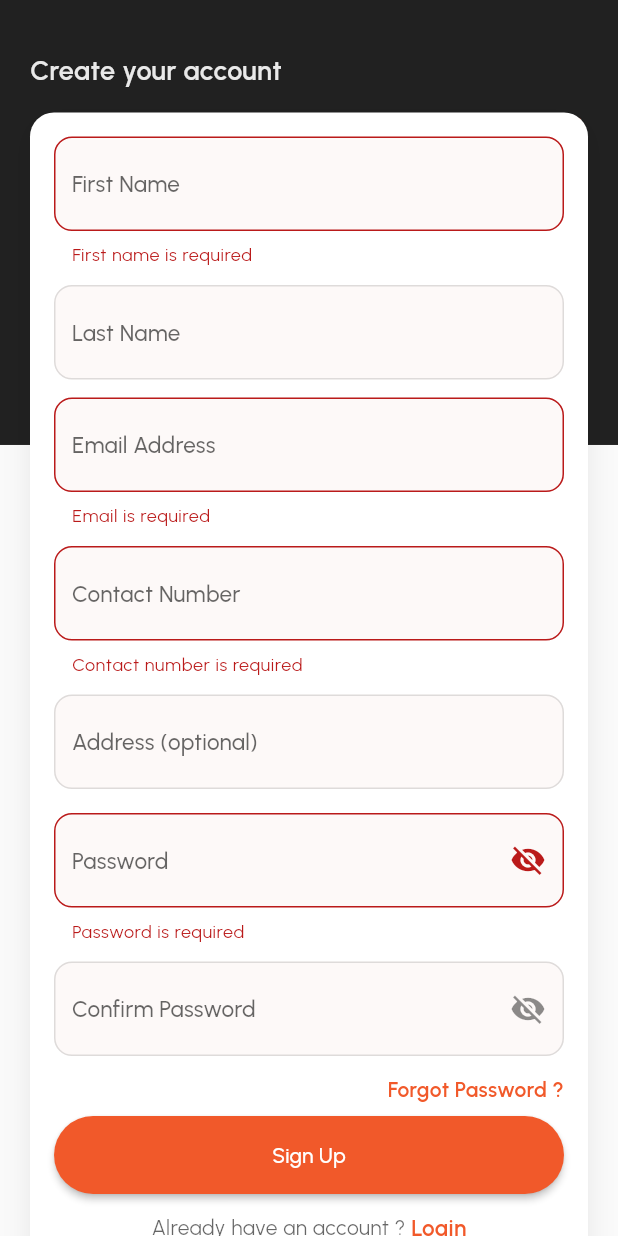
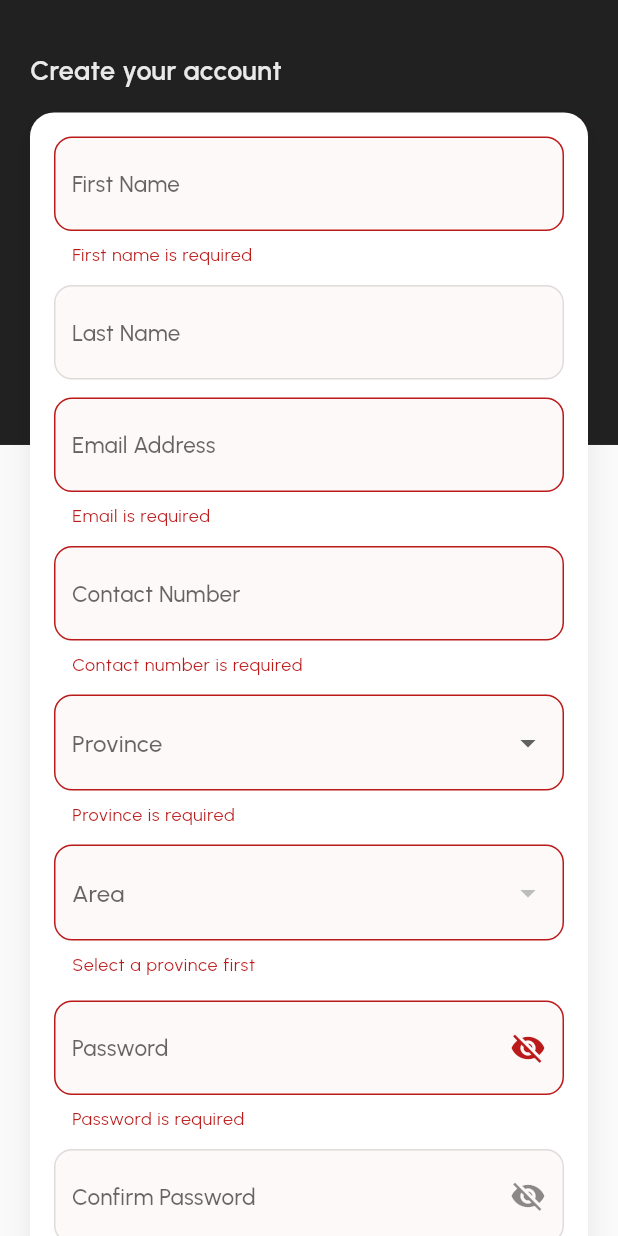
Before and after one commit to cosammalaika/FixitZed-App, a Flutter app: the SignUpScreen screen opened by its route, after a tap on "Sign Up", on a phone screen of 412 x 824 dp. Run offline on Flutter 3.47's test engine with Material 3 defaults, Android fonts, the phone set to English and light mode, and no system bars; our stand-ins replace file_picker, flutter_local_notifications, flutter_riverpod, geocoding, geolocator, google_fonts and 3 more; accounts and stored records are empty; network calls fail.

Commit message:
prod version changes provinces

```diff
--- /dev/null
+++ b/lib/data/province_districts.dart
@@ -0,0 +1,245 @@
+class ProvinceData {
+  ProvinceData._();
+
+  static final Map<String, List<String>> _fallback = {
+    'Central': [
+      'Kabwe',
+      'Kapiri Mposhi',
+      'Mkushi',
+      'Serenje',
+      'Mumbwa',
+      'Chibombo',
+      'Chisamba',
+      'Ngabwe',
+      'Itezhi-Tezhi (bordering)',
+      'Mulungushi',
+      'Namalundu',
+      'Nansanga Farming Block',
+      'Blue Lagoon',
+    ],
+    'Copperbelt': [
+      'Ndola',
+      'Kansenshi',
+      'Itawa',
+      'Masala',
+      'Chifubu',
+      'Pamodzi',
+      'Ndeke',
+      'Chililabombwe',
+      'Kakoso',
+      'Lubengele',
+      'Kasumbalesa',
+      'Chingola',
+      'Nchanga North',
+      'Nchanga South',
+      'Kabundi',
+      'Chiwempala',
+      'Mufulira',
+      'Kankoyo',
+      'Kantanshi',
+      'Buteko',
+      'Luanshya',
+      'Roan',
+      'Mpatamatu',
+      'Mikomfwa',
+      'Kalulushi',
+      'Chambishi',
+      'Lufwanyama',
+      'Masaiti',
+      'Mpongwe',
+      'Kitwe',
+      'Nkana East',
+      'Nkana West',
+      'Wusakile',
+      'Chimwemwe',
+      'Mindolo',
+      'Riverside',
+      'Parklands',
+      'Garneton',
+    ],
+    'Eastern': [
+      'Chipata',
+      'Kalongwezi',
+      'Moth',
+      'Magazine',
+      'Katete',
+      'Petauke',
+      'Lundazi',
+      'Chasefu',
+      'Chipangali',
+      'Kasenengwa',
+      'Lumezi',
+      'Mambwe',
+      'Nyimba',
+      'Sinda',
+      'Vubwi',
+      'Chadiza',
+    ],
+    'Luapula': [
+      'Mansa',
+      'Samfya',
+      'Kawambwa',
+      'Nchelenge',
+      'Mwense',
+      'Chembe',
+      'Chienge',
+      'Chipili',
+      'Milenge',
+      'Lunga',
+      'Mwansabombwe',
+    ],
+    'Lusaka': [
+      'Lusaka CBD',
+      'Kamwala',
+      'Kabwata',
+      'Chilenje',
+      'Libala',
+      'Woodlands',
+      'Kabulonga',
+      'Rhodes Park',
+      'Northmead',
+      'Longacres',
+      'Chelstone',
+      'Avondale',
+      'Munali',
+      'Olympia',
+      'Roma',
+      'Ibex Hill',
+      'Foxdale',
+      'New Kasama',
+      'PHI',
+      'Kalundu',
+      'Bauleni',
+      'Kalingalinga',
+      'Mtendere',
+      'Ng\'ombe',
+      'SOS',
+      'Matero',
+      'Mandevu',
+      'George',
+      'Chaisa',
+      'Garden Compound',
+      'Chipata Compound',
+      'Kanyama',
+      'Misisi',
+      'Chibolya',
+      'John Laing',
+      'John Howard',
+      'Jack Compound',
+      'Garden House',
+      'Zani Muone',
+      'Makeni',
+      'Chilanga',
+      'Linda',
+      'Shimabala',
+      'Kafue',
+      'Shikoswe',
+      'Chipapa',
+      'Chirundu',
+      'Chiawa',
+      'Chongwe',
+      'Palabana',
+      'Silverest',
+      'Kasisi',
+      'Kanakantapa',
+      'Rufunsa',
+      'Shikabeta',
+      'Luangwa (Feira)',
+    ],
+    'Muchinga': [
+      'Chinsali',
+      'Isoka',
+      'Nakonde',
+      'Mpika',
+      'Mafinga',
+      'Shiwang\'andu',
+      'Lavushimanda',
+      'Chilonga',
+      'Kanyelele',
+      'Chikwa',
+    ],
+    'Northern': [
+      'Kasama',
+      'Mbala',
+      'Mpulungu',
+      'Mporokoso',
+      'Kaputa',
+      'Luwingu',
+      'Mungwi',
+      'Nsama',
+      'Senga Hill',
+      'Lunte',
+      'Lupososhi',
+      'Chilubi',
+    ],
+    'North-Western': [
+      'Solwezi',
+      'Kimasala',
+      'Kyawama',
+      'Kansanshi',
+      'Kalumbila',
+      'Mwinilunga',
+      'Zambezi',
+      'Chavuma',
+      'Kabompo',
+      'Kasempa',
+      'Mufumbwe',
+      'Manyinga',
+      'Ikelenge',
+      'Mushindamo',
+    ],
+    'Southern': [
+      'Livingstone',
+      'Maramba',
+      'Dambwa North',
+      'Dambwa Central',
+      'Libuyu',
+      'Choma',
+      'Batoka',
+      'Mazabuka',
+      'Magoye',
+      'Monze',
+      'Namwala',
+      'Kalomo',
+      'Zimba',
+      'Kazungula',
+      'Siavonga',
+      'Gwembe',
+      'Sinazongwe',
+      'Chikankata',
+      'Pemba',
+      'Itezhi-Tezhi',
+      'Siavonga Lake Kariba Shore',
+    ],
+    'Western': [
+      'Mongu',
+      'Lealui',
+      'Kaoma',
+      'Senanga',
+      'Sesheke',
+      'Katima Mulilo Border (Zam side)',
+      'Shangombo',
+      'Sioma',
+      'Sikongo',
+      'Nalolo',
+      'Nkeyema',
+      'Luampa',
+      'Kalabo',
+      'Lukulu',
+      'Mitete',
+      'Mwandi',
+      'Mulobezi',
+      'Limulunga',
+    ],
+  };
+
+  static Map<String, List<String>> asMutable() {
+    final entries = _fallback.entries.toList()
+      ..sort((a, b) => a.key.toLowerCase().compareTo(b.key.toLowerCase()));
+    return {
+      for (final entry in entries)
+        entry.key: List<String>.from(entry.value)
+          ..sort((a, b) => a.toLowerCase().compareTo(b.toLowerCase())),
+    };
+  }
+}
--- a/lib/screens/sign_up_screen.dart
+++ b/lib/screens/sign_up_screen.dart
@@ -3,7 +3,9 @@ import 'package:flutter/material.dart';
 import 'package:google_fonts/google_fonts.dart';
 import 'package:flutter/services.dart';
 import 'package:shared_preferences/shared_preferences.dart';
+import '../data/province_districts.dart';
 import '../services/auth_service.dart';
+import '../services/location_service.dart';
 
 class SignUpScreen extends StatefulWidget {
   const SignUpScreen({super.key});
@@ -23,9 +25,61 @@ class _SignUpScreenState extends State<SignUpScreen> {
   final usernameCtrl = TextEditingController();
   final emailCtrl = TextEditingController();
   final phoneCtrl = TextEditingController();
-  final addressCtrl = TextEditingController();
   final passCtrl = TextEditingController();
   final confirmPassCtrl = TextEditingController();
+
+  final _locationService = LocationService();
+  Map<String, List<String>> _provinceMap = ProvinceData.asMutable();
+  String? _selectedProvince;
+  String? _selectedDistrict;
+  List<String> _districtOptions = [];
+  bool _loadingProvinces = false;
+
+  @override
+  void initState() {
+    super.initState();
+    _districtOptions = [];
+    _loadProvinceData();
+  }
+
+  Future<void> _loadProvinceData() async {
+    setState(() => _loadingProvinces = true);
+    try {
+      final data = await _locationService.fetchProvinceDistricts();
+      if (!mounted) return;
+      setState(() {
+        _provinceMap = data;
+        if (_selectedProvince != null &&
+            !_provinceMap.containsKey(_selectedProvince)) {
+          _selectedProvince = null;
+        }
+        _districtOptions = _selectedProvince != null
+            ? List<String>.from(
+                _provinceMap[_selectedProvince!] ?? const <String>[],
+              )
+            : <String>[];
+        if (!_districtOptions.contains(_selectedDistrict)) {
+          _selectedDistrict = null;
+        }
+        _loadingProvinces = false;
+      });
+    } catch (_) {
+      if (!mounted) return;
+      setState(() => _loadingProvinces = false);
+    }
+  }
+
+  void _onProvinceChanged(String? province) {
+    setState(() {
+      _selectedProvince = province;
+      _districtOptions = province != null
+          ? List<String>.from(_provinceMap[province] ?? const <String>[])
+          : <String>[];
+      if (!_districtOptions.contains(_selectedDistrict)) {
+        _selectedDistrict = null;
+      }
+    });
+  }
 
   bool _loading = false;
   bool _pwVisible = false;
@@ -38,7 +92,6 @@ class _SignUpScreenState extends State<SignUpScreen> {
     usernameCtrl.dispose();
     emailCtrl.dispose();
     phoneCtrl.dispose();
-    addressCtrl.dispose();
     passCtrl.dispose();
     confirmPassCtrl.dispose();
     super.dispose();
@@ -48,22 +101,33 @@ class _SignUpScreenState extends State<SignUpScreen> {
     setState(() => _submitted = true);
     if (!(_formKey.currentState?.validate() ?? false)) return;
 
-    final name = '${firstNameCtrl.text.trim()} ${lastNameCtrl.text.trim()}'
-        .trim();
+    final firstName = firstNameCtrl.text.trim();
+    final lastName = lastNameCtrl.text.trim();
     final email = emailCtrl.text.trim();
     final phone = phoneCtrl.text.trim();
-    final address = addressCtrl.text.trim();
     final username = usernameCtrl.text.trim();
     final password = passCtrl.text;
+    final province = _selectedProvince;
+    final district = _selectedDistrict;
+
+    if (province == null || district == null) {
+      await _showErrorDialog(
+        title: 'Missing location',
+        message: 'Select your province and district before continuing.',
+      );
+      return;
+    }
 
     setState(() => _loading = true);
     try {
       final result = await AuthService().register(
-        name,
-        email,
-        phone,
-        password,
-        address: address.isEmpty ? null : address,
+        firstName: firstName,
+        lastName: lastName.isEmpty ? null : lastName,
+        email: email,
+        phone: phone,
+        password: password,
+        province: province,
+        district: district,
         username: username.isEmpty ? null : username,
       );
       if (!mounted) return;
@@ -356,7 +420,7 @@ class _SignUpScreenState extends State<SignUpScreen> {
                                   TextFormField(
                                     controller: phoneCtrl,
                                     textInputAction: TextInputAction.next,
-                                    keyboardType: TextInputType.phone,
+                                    keyboardType: TextInputType.number,
                                     style: TextStyle(
                                       color: Theme.of(
                                         context,
@@ -364,24 +428,101 @@ class _SignUpScreenState extends State<SignUpScreen> {
                                       fontSize: 15,
                                     ),
                                     cursorColor: brand,
-                                    decoration: _dec('Contact Number'),
-                                    validator: (v) => (v ?? '').trim().isEmpty
-                                        ? 'Contact number is required'
-                                        : null,
+                                    decoration: _dec('Contact Number').copyWith(
+                                      prefixText: '+260 ', // fixed country code
+                                      prefixStyle: const TextStyle(
+                                        fontSize: 15,
+                                        fontWeight: FontWeight.w500,
+                                      ),
+                                    ),
+                                    inputFormatters: [
+                                      FilteringTextInputFormatter
+                                          .digitsOnly, // only digits allowed
+                                      LengthLimitingTextInputFormatter(
+                                        9,
+                                      ), // Zambian numbers are 9 digits after +260
+                                    ],
+                                    validator: (v) {
+                                      final value = (v ?? '').trim();
+                                      if (value.isEmpty)
+                                        return 'Contact number is required';
+                                      if (value.length != 9)
+                                        return 'Enter a valid 9-digit number';
+                                      return null;
+                                    },
                                   ),
-                                  TextFormField(
-                                    controller: addressCtrl,
-                                    textInputAction: TextInputAction.next,
-                                    style: TextStyle(
-                                      color: Theme.of(
-                                        context,
-                                      ).colorScheme.onSurface,
-                                      fontSize: 15,
-                                    ),
-                                    cursorColor: brand,
-                                    decoration: _dec('Address (optional)'),
+                                  DropdownButtonFormField<String>(
+                                    value: _selectedProvince,
+                                    items: _provinceMap.keys
+                                        .map(
+                                          (province) => DropdownMenuItem(
+                                            value: province,
+                                            child: Text(province),
+                                          ),
+                                        )
+                                        .toList(),
+                                    decoration: _dec('Province'),
+                                    isExpanded: true,
+                                    onChanged: (_loading || _loadingProvinces)
+                                        ? null
+                                        : (value) => _onProvinceChanged(value),
+                                    validator: (value) {
+                                      if (_loadingProvinces) {
+                                        return null;
+                                      }
+                                      if (_provinceMap.isEmpty) {
+                                        return 'Provinces unavailable';
+                                      }
+                                      if (value == null || value.isEmpty) {
+                                        return 'Province is required';
+                                      }
+                                      return null;
+                                    },
                                   ),
                                 ),
+                                const SizedBox(height: 12),
+                                DropdownButtonFormField<String>(
+                                  value: _selectedDistrict,
+                                  items: _districtOptions
+                                      .map(
+                                        (district) => DropdownMenuItem(
+                                          value: district,
+                                          child: Text(district),
+                                        ),
+                                      )
+                                      .toList(),
+                                  decoration: _dec('Area'),
+                                  isExpanded: true,
+                                  onChanged:
+                                      (_selectedProvince == null ||
+                                          _districtOptions.isEmpty ||
+                                          _loading ||
+                                          _loadingProvinces)
+                                      ? null
+                                      : (value) => setState(
+                                          () => _selectedDistrict = value,
+                                        ),
+                                  validator: (value) {
+                                    if (_loadingProvinces) {
+                                      return null;
+                                    }
+                                    if (_selectedProvince == null ||
+                                        _selectedProvince!.isEmpty) {
+                                      return 'Select a province first';
+                                    }
+                                    if (_districtOptions.isEmpty) {
+                                      return 'No areas available';
+                                    }
+                                    if (value == null || value.isEmpty) {
+                                      return 'Area is required';
+                                    }
+                                    return null;
+                                  },
+                                ),
+                                if (_loadingProvinces) ...[
+                                  const SizedBox(height: 8),
+                                  const LinearProgressIndicator(minHeight: 2),
+                                ],
                                 const SizedBox(height: 16),
                                 TextFormField(
                                   controller: passCtrl,
@@ -448,25 +589,6 @@ class _SignUpScreenState extends State<SignUpScreen> {
                                   validator: (v) => v != passCtrl.text
                                       ? 'Passwords do not match'
                                       : null,
-                                ),
-                                const SizedBox(height: 12),
-                                // Remember + forgot row
-                                Row(
-                                  children: [
-                                    // Checkbox(value: false, onChanged: (_) {}),
-                                    // Text(
-                                    //   'Remember me',
-                                    //   style: GoogleFonts.urbanist(),
-                                    // ),
-                                    const Spacer(),
-                                    Text(
-                                      'Forgot Password ?',
-                                      style: GoogleFonts.urbanist(
-                                        color: brand,
-                                        fontWeight: FontWeight.w600,
-                                      ),
-                                    ),
-                                  ],
                                 ),
                                 const SizedBox(height: 8),
                                 // CTA
--- a/lib/services/auth_service.dart
+++ b/lib/services/auth_service.dart
@@ -133,32 +133,38 @@ class AuthService {
     }
   }
 
-  /// Registers a user. Always sends required fields and
-  /// conditionally includes optional fields like address/username when provided.
-  Future<AuthResult> register(
-    String name,
-    String email,
-    String phone,
-    String password, {
-    String? address,
+  /// Registers a user with province/district selections and optional username.
+  Future<AuthResult> register({
+    required String firstName,
+    String? lastName,
+    required String email,
+    required String phone,
+    required String password,
+    required String province,
+    required String district,
     String? username,
   }) async {
     try {
+      final trimmedLast = lastName?.trim();
+      final trimmedUser = username?.trim();
+      final displayName = [
+        firstName.trim(),
+        if (trimmedLast != null && trimmedLast.isNotEmpty) trimmedLast,
+      ].where((part) => part.isNotEmpty).join(' ');
+
       final body = <String, dynamic>{
-        'name': name,
+        'first_name': firstName.trim(),
+        if (trimmedLast != null && trimmedLast.isNotEmpty) 'last_name': trimmedLast,
+        if (displayName.isNotEmpty) 'name': displayName,
         'email': email,
         'contact_number': phone,
         'password': password,
+        'province': province,
+        'district': district,
       };
 
-      final addr = address?.trim();
-      if (addr != null && addr.isNotEmpty) {
-        body['address'] = addr;
-      }
-
-      final user = username?.trim();
-      if (user != null && user.isNotEmpty) {
-        body['username'] = user;
+      if (trimmedUser != null && trimmedUser.isNotEmpty) {
+        body['username'] = trimmedUser;
       }
 
       final res = await _postJson('register', body);
--- /dev/null
+++ b/lib/services/location_service.dart
@@ -0,0 +1,86 @@
+import 'dart:convert';
+
+import 'package:http/http.dart' as http;
+
+import '../core/api.dart';
+import '../data/province_districts.dart';
+
+class LocationService {
+  Future<Map<String, List<String>>> fetchProvinceDistricts() async {
+    try {
+      final uri = Uri.parse('${Api.baseUrl}/provinces');
+      final res = await http.get(
+        uri,
+        headers: const {'Accept': 'application/json'},
+      );
+
+      if (res.statusCode >= 200 && res.statusCode < 300) {
+        final decoded = jsonDecode(res.body);
+        final parsed = _parsePayload(decoded);
+        if (parsed.isNotEmpty) {
+          return parsed;
+        }
+      }
+    } catch (_) {
+      // WHY: Silent failure, we fall back to bundled data.
+    }
+
+    return ProvinceData.asMutable();
+  }
+
+  Map<String, List<String>> _parsePayload(dynamic payload) {
+    final result = <String, List<String>>{};
+    final nodes = _extractNodes(payload);
+
+    for (final node in nodes) {
+      if (node is! Map) continue;
+      final name = node['name']?.toString().trim();
+      if (name == null || name.isEmpty) continue;
+
+      final districtsRaw = node['districts'];
+      final districts = <String>{};
+
+      if (districtsRaw is List) {
+        for (final entry in districtsRaw) {
+          if (entry is Map && entry['name'] is String) {
+            final value = entry['name'].toString().trim();
+            if (value.isNotEmpty) districts.add(value);
+          } else if (entry is String) {
+            final value = entry.trim();
+            if (value.isNotEmpty) districts.add(value);
+          }
+        }
+      }
+
+      if (districts.isEmpty) continue;
+      final sorted = districts.toList()
+        ..sort((a, b) => a.toLowerCase().compareTo(b.toLowerCase()));
+      result[name] = sorted;
+    }
+
+    if (result.isEmpty) {
+      return result;
+    }
+
+    final sortedEntries = result.entries.toList()
+      ..sort((a, b) => a.key.toLowerCase().compareTo(b.key.toLowerCase()));
+    return {for (final entry in sortedEntries) entry.key: entry.value};
+  }
+
+  List<dynamic> _extractNodes(dynamic payload) {
+    if (payload is List) {
+      return payload;
+    }
+
+    if (payload is Map) {
+      for (final key in ['data', 'provinces', 'results']) {
+        final value = payload[key];
+        if (value is List) return value;
+      }
+
+      return payload.values.whereType<List>().expand((list) => list).toList();
+    }
+
+    return const [];
+  }
+}
--- a/lib/state/dashboard_controller.dart
+++ b/lib/state/dashboard_controller.dart
@@ -131,9 +131,16 @@ class DashboardController extends AsyncNotifier<DashboardState> {
     final city = (raw['city'] ?? '').toString().trim();
     final country = (raw['country'] ?? '').toString().trim();
     final address = (raw['address'] ?? raw['location'] ?? '').toString().trim();
+    final province = (raw['province'] ?? raw['province_name'] ?? '')
+        .toString()
+        .trim();
+    final district =
+        (raw['district'] ?? raw['district_name'] ?? '').toString().trim();
 
     if (city.isNotEmpty && country.isNotEmpty) return '$city, $country';
     if (address.isNotEmpty) return address;
+    final parts = [province, district].where((s) => s.isNotEmpty).toList();
+    if (parts.isNotEmpty) return parts.join(', ');
     if (city.isNotEmpty) return city;
     return '';
   }
--- a/lib/state/profile_controller.dart
+++ b/lib/state/profile_controller.dart
@@ -89,7 +89,17 @@ class ProfileController extends AutoDisposeAsyncNotifier<ProfileState> {
   }
 
   String _resolveLocation(Map<String, dynamic> raw) {
-    return (raw['address'] ?? raw['location'] ?? '').toString().trim();
+    final address =
+        (raw['address'] ?? raw['location'] ?? '').toString().trim();
+    if (address.isNotEmpty) return address;
+
+    final province = (raw['province'] ?? raw['province_name'] ?? '')
+        .toString()
+        .trim();
+    final district =
+        (raw['district'] ?? raw['district_name'] ?? '').toString().trim();
+    final parts = [province, district].where((s) => s.isNotEmpty).toList();
+    return parts.isEmpty ? '' : parts.join(', ');
   }
 
   String _resolvePhone(Map<String, dynamic> raw) {
```
